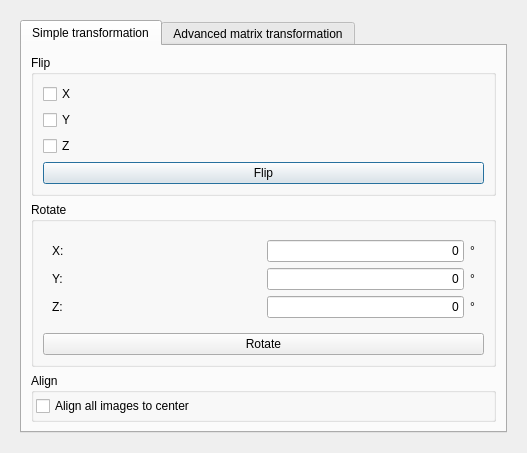
Qt form plugins/OrientationCorrection/forms/orientationcorrection.ui (isis-group/vast) before a commit.
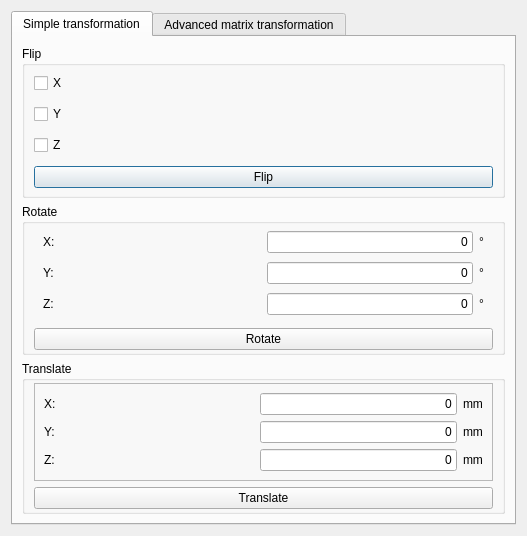
The same form after that commit.

```diff
--- a/plugins/OrientationCorrection/forms/orientationcorrection.ui
+++ b/plugins/OrientationCorrection/forms/orientationcorrection.ui
@@ -7,13 +7,16 @@
     <x>0</x>
     <y>0</y>
     <width>527</width>
-    <height>447</height>
+    <height>536</height>
    </rect>
   </property>
   <property name="windowTitle">
    <string>Orientation Correction</string>
   </property>
   <layout class="QVBoxLayout" name="verticalLayout">
+   <property name="margin">
+    <number>2</number>
+   </property>
    <item>
     <widget class="QWidget" name="widget" native="true">
      <layout class="QGridLayout" name="gridLayout">
@@ -33,6 +36,15 @@
              <string>Flip</string>
             </property>
             <layout class="QVBoxLayout" name="verticalLayout_3">
+             <property name="leftMargin">
+              <number>9</number>
+             </property>
+             <property name="topMargin">
+              <number>2</number>
+             </property>
+             <property name="bottomMargin">
+              <number>2</number>
+             </property>
              <item>
               <widget class="QCheckBox" name="checkFlipX">
                <property name="text">
@@ -70,9 +82,24 @@
              <string>Rotate</string>
             </property>
             <layout class="QVBoxLayout" name="verticalLayout_4">
+             <property name="leftMargin">
+              <number>9</number>
+             </property>
+             <property name="topMargin">
+              <number>2</number>
+             </property>
+             <property name="bottomMargin">
+              <number>2</number>
+             </property>
              <item>
               <widget class="QWidget" name="widget_2" native="true">
                <layout class="QGridLayout" name="gridLayout_3">
+                <property name="topMargin">
+                 <number>2</number>
+                </property>
+                <property name="bottomMargin">
+                 <number>2</number>
+                </property>
                 <item row="0" column="0">
                  <widget class="QLabel" name="label_2">
                   <property name="text">
@@ -175,18 +202,118 @@
            </widget>
           </item>
           <item>
-           <widget class="QGroupBox" name="groupBox_3">
+           <widget class="QGroupBox" name="groupBox_4">
             <property name="title">
-             <string>Align</string>
+             <string>Translate</string>
             </property>
-            <layout class="QVBoxLayout" name="verticalLayout_5">
-             <property name="margin">
+            <layout class="QVBoxLayout" name="verticalLayout_6">
+             <property name="topMargin">
               <number>2</number>
              </property>
+             <property name="bottomMargin">
+              <number>2</number>
+             </property>
              <item>
-              <widget class="QCheckBox" name="alignCheck">
+              <widget class="QFrame" name="frame">
+               <property name="frameShape">
+                <enum>QFrame::StyledPanel</enum>
+               </property>
+               <property name="frameShadow">
+                <enum>QFrame::Raised</enum>
+               </property>
+               <layout class="QGridLayout" name="gridLayout_4">
+                <item row="0" column="0">
+                 <widget class="QLabel" name="label_8">
+                  <property name="text">
+                   <string>X:</string>
+                  </property>
+                 </widget>
+                </item>
+                <item row="0" column="1">
+                 <spacer name="horizontalSpacer_2">
+                  <property name="orientation">
+                   <enum>Qt::Horizontal</enum>
+                  </property>
+                  <property name="sizeHint" stdset="0">
+                   <size>
+                    <width>187</width>
+                    <height>20</height>
+                   </size>
+                  </property>
+                 </spacer>
+                </item>
+                <item row="0" column="2">
+                 <widget class="QLineEdit" name="translateX">
+                  <property name="text">
+                   <string>0</string>
+                  </property>
+                  <property name="alignment">
+                   <set>Qt::AlignRight|Qt::AlignTrailing|Qt::AlignVCenter</set>
+                  </property>
+                 </widget>
+                </item>
+                <item row="0" column="3">
+                 <widget class="QLabel" name="label_11">
+                  <property name="text">
+                   <string>mm</string>
+                  </property>
+                 </widget>
+                </item>
+                <item row="1" column="0">
+                 <widget class="QLabel" name="label_9">
+                  <property name="text">
+                   <string>Y:</string>
+                  </property>
+                 </widget>
+                </item>
+                <item row="1" column="2">
+                 <widget class="QLineEdit" name="translateY">
+                  <property name="text">
+                   <string>0</string>
+                  </property>
+                  <property name="alignment">
+                   <set>Qt::AlignRight|Qt::AlignTrailing|Qt::AlignVCenter</set>
+                  </property>
+                 </widget>
+                </item>
+                <item row="1" column="3">
+                 <widget class="QLabel" name="label_12">
+                  <property name="text">
+                   <string>mm</string>
+                  </property>
+                 </widget>
+                </item>
+                <item row="2" column="0">
+                 <widget class="QLabel" name="label_10">
+                  <property name="text">
+                   <string>Z:</string>
+                  </property>
+                 </widget>
+                </item>
+                <item row="2" column="2">
+                 <widget class="QLineEdit" name="translateZ">
+                  <property name="text">
+                   <string>0</string>
+                  </property>
+                  <property name="alignment">
+                   <set>Qt::AlignRight|Qt::AlignTrailing|Qt::AlignVCenter</set>
+                  </property>
+                 </widget>
+                </item>
+                <item row="2" column="3">
+                 <widget class="QLabel" name="label_13">
+                  <property name="text">
+                   <string>mm</string>
+                  </property>
+                 </widget>
+                </item>
+               </layout>
+              </widget>
+             </item>
+             <item>
+              <widget class="QPushButton" name="translateButton">
                <property name="text">
-                <string>Align all images to center</string>
+                <string>Translate</string>
                </property>
               </widget>
              </item>
@@ -275,6 +402,19 @@
             </property>
            </widget>
           </item>
+          <item row="4" column="0">
+           <spacer name="verticalSpacer">
+            <property name="orientation">
+             <enum>Qt::Vertical</enum>
+            </property>
+            <property name="sizeHint" stdset="0">
+             <size>
+              <width>20</width>
+              <height>40</height>
+             </size>
+            </property>
+           </spacer>
+          </item>
          </layout>
         </widget>
        </widget>
```
